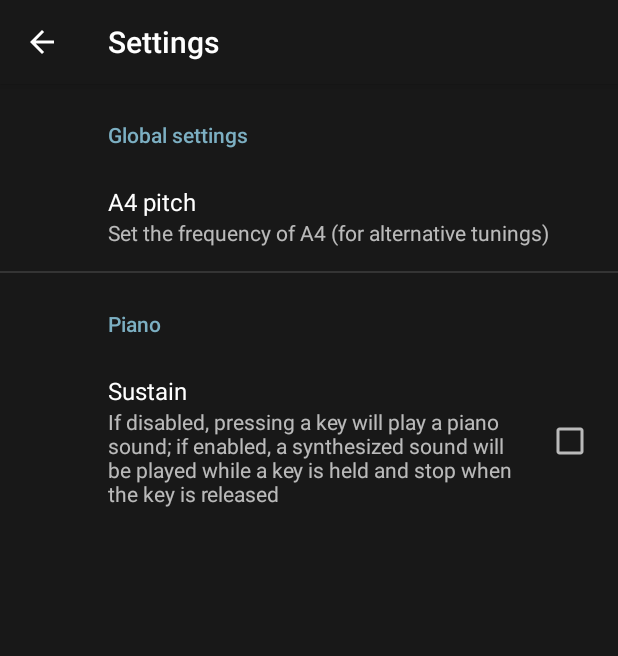
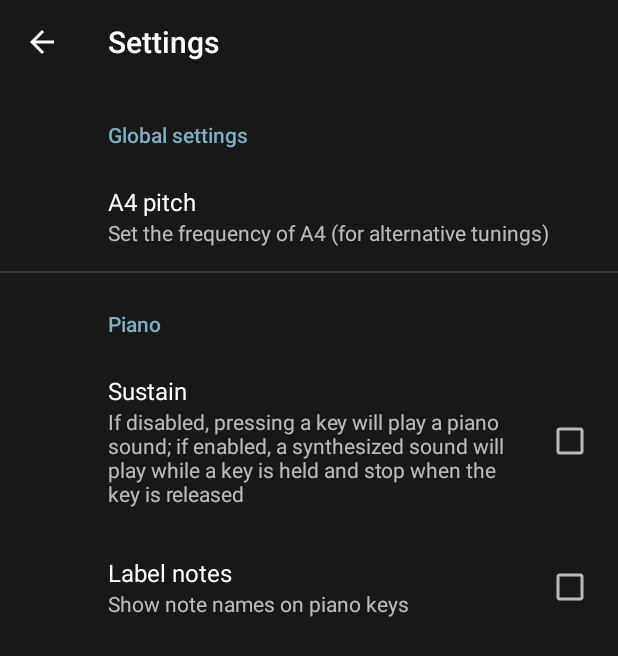
Before and after one commit to tckmn/semitone, an Android app: the screen it shows after launch (SettingsActivity), after a tap on an icon or button, on a phone screen of 412 x 824 dp. Shown: the top 656 px of the screen. Run offline under Robolectric (Android 15) with nearby library versions, the phone set to English and light mode, and no system bars; our stand-ins replace androidx.preference; 4 statements that could not run were skipped.

Commit message:
add option to label keys

```diff
--- a/src/main/java/mn.tck.semitone/MainActivity.java
+++ b/src/main/java/mn.tck.semitone/MainActivity.java
@@ -56,6 +56,7 @@ public class MainActivity extends FragmentActivity {
         SharedPreferences.Editor e = sp.edit();
         if (!sp.contains("concert_a")) e.putString("concert_a", "440");
         if (!sp.contains("sustain")) e.putBoolean("sustain", false);
+        if (!sp.contains("labelnotes")) e.putBoolean("labelnotes", false);
         e.commit();
 
         tt = getResources().getString(R.string.tuner_title);
--- a/src/main/java/mn.tck.semitone/PianoFragment.java
+++ b/src/main/java/mn.tck.semitone/PianoFragment.java
@@ -76,6 +76,7 @@ public class PianoFragment extends SemitoneFragment {
             piano.concert_a = 440;
         }
         piano.sustain = sp.getBoolean("sustain", false);
+        piano.labelnotes = sp.getBoolean("labelnotes", false);
     }
 
     @Override public void onFocused() {}
--- a/src/main/java/mn.tck.semitone/TunerFragment.java
+++ b/src/main/java/mn.tck.semitone/TunerFragment.java
@@ -35,8 +35,6 @@ import android.media.MediaRecorder.AudioSource;
 import java.util.Arrays;
 
 public class TunerFragment extends SemitoneFragment {
-
-    final static String[] notenames = {"A", "A#", "B", "C", "C#", "D", "D#", "E", "F", "F#", "G", "G#"};
 
     final static int SAMPLE_RATE = 44100;
     final static int HIST_SIZE = 16;
@@ -139,7 +137,7 @@ public class TunerFragment extends SemitoneFragment {
                 if (getUserVisibleHint() && getActivity() != null) {
                     getActivity().runOnUiThread(new Runnable() {
                         @Override public void run() {
-                            notename.setText(notenames[note] +
+                            notename.setText(Util.notenames[note] +
                                 (Math.floorDiv(rounded, 12) + 5 - (note <= 2 ? 1 : 0)));
                             centerror.setError(median - rounded);
                         }
--- a/src/main/java/mn.tck.semitone/Util.java
+++ b/src/main/java/mn.tck.semitone/Util.java
@@ -22,6 +22,8 @@ import android.text.TextPaint;
 
 public class Util {
 
+    final static String[] notenames = {"A", "A#", "B", "C", "C#", "D", "D#", "E", "F", "F#", "G", "G#"};
+
     public static int maxTextSize(String text, int maxWidth) {
         TextPaint paint = new TextPaint();
         for (int textSize = 10;; ++textSize) {
--- a/src/main/res/values/strings.xml
+++ b/src/main/res/values/strings.xml
@@ -15,7 +15,10 @@
     <string name="concert_a_dialog">A4 pitch (in Hz)</string>
 
     <string name="sustain_title">Sustain</string>
-    <string name="sustain_summary">If disabled, pressing a key will play a piano sound; if enabled, a synthesized sound will be played while a key is held and stop when the key is released</string>
+    <string name="sustain_summary">If disabled, pressing a key will play a piano sound; if enabled, a synthesized sound will play while a key is held and stop when the key is released</string>
+
+    <string name="labelnotes_title">Label notes</string>
+    <string name="labelnotes_summary">Show note names on piano keys</string>
 
     <!-- TAB-SPECIFIC -->
 
--- a/src/main/res/xml/settings.xml
+++ b/src/main/res/xml/settings.xml
@@ -24,6 +24,11 @@
             android:title="@string/sustain_title"
             android:summary="@string/sustain_summary" />
 
+        <CheckBoxPreference
+            android:key="labelnotes"
+            android:title="@string/labelnotes_title"
+            android:summary="@string/labelnotes_summary" />
+
     </PreferenceCategory>
 
 </PreferenceScreen>
```
Also changed, not shown: src/main/java/mn.tck.semitone/PianoView.java (+7 -1 lines).
